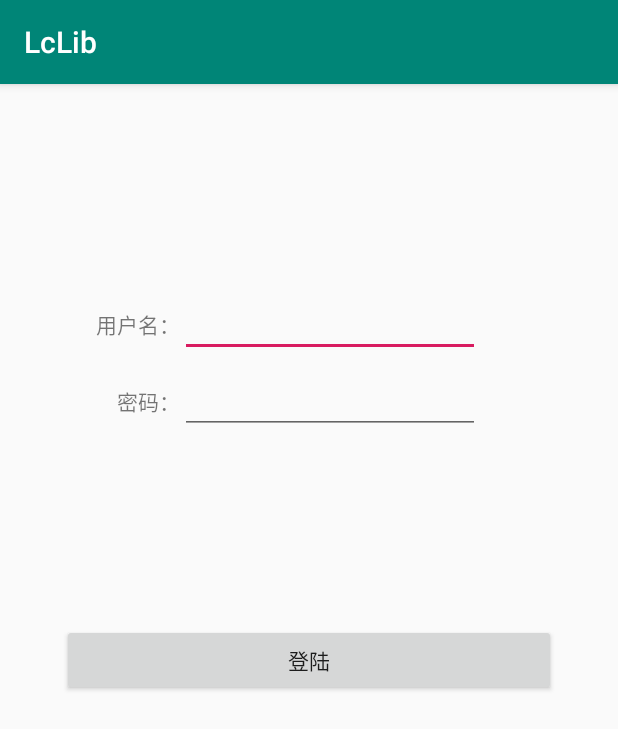
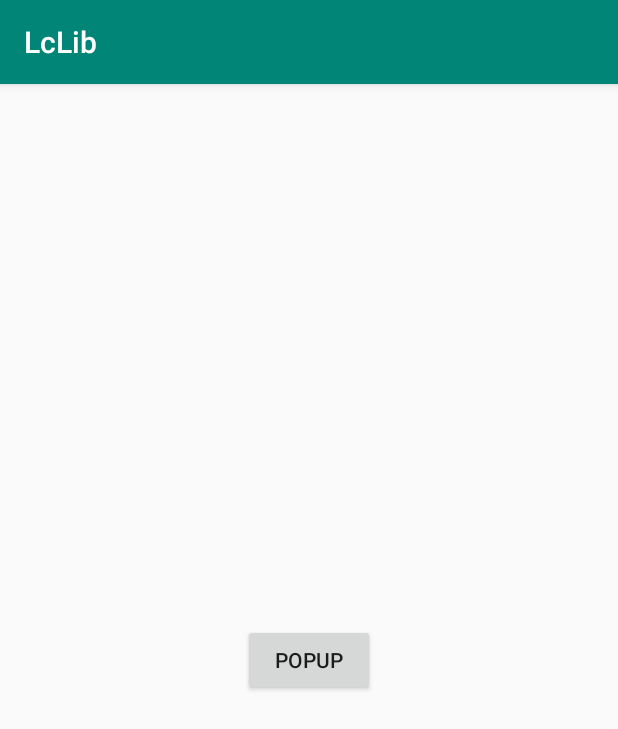
Before and after one commit to tangtingyun/LcLib, an Android app: the screen it shows after launch (LoginActivity before the commit, WorkActivity after it), on a phone screen of 412 x 824 dp. Shown: the top 729 px of the screen. Run offline under Robolectric (Android 15) with nearby library versions, the phone set to English and light mode, and no system bars.

Commit message:
写着玩

```diff
--- a/app/src/main/AndroidManifest.xml
+++ b/app/src/main/AndroidManifest.xml
@@ -12,15 +12,15 @@
         android:roundIcon="@mipmap/ic_launcher_round"
         android:supportsRtl="true"
         android:theme="@style/AppTheme">
-        <activity android:name=".LoginActivity">
+        <activity android:name=".work.WorkActivity">
             <intent-filter>
                 <action android:name="android.intent.action.MAIN" />
 
                 <category android:name="android.intent.category.LAUNCHER" />
             </intent-filter>
         </activity>
-        <activity android:name=".ConstrainTestActivity">
-        </activity>
+        <activity android:name=".LoginActivity"></activity>
+        <activity android:name=".ConstrainTestActivity"></activity>
         <activity android:name=".jetpack.LifecycleActivity" />
         <activity android:name=".MainActivity" />
 
--- /dev/null
+++ b/app/src/main/java/com/step/lclib/work/AppConstant.kt
@@ -0,0 +1,5 @@
+package com.step.lclib.work
+
+object AppConstant {
+    const val TAG = "AppConstant"
+}
--- /dev/null
+++ b/app/src/main/java/com/step/lclib/work/WorkActivity.kt
@@ -0,0 +1,63 @@
+package com.step.lclib.work
+
+import android.os.Bundle
+import android.os.Handler
+import android.os.Looper
+import android.util.Log
+import androidx.appcompat.app.AppCompatActivity
+import com.step.lclib.R
+import com.step.lclib.databinding.ActivityWorkBinding
+
+
+class WorkActivity : AppCompatActivity() {
+
+    private var mainHandler = Handler(Looper.getMainLooper())
+
+    private lateinit var binding: ActivityWorkBinding
+
+    override fun onCreate(savedInstanceState: Bundle?) {
+        super.onCreate(savedInstanceState)
+        binding = ActivityWorkBinding.inflate(layoutInflater)
+        setContentView(binding.root)
+
+        if (savedInstanceState == null) {
+            val bundle = Bundle()
+            bundle.putInt("some_int", 0)
+            supportFragmentManager.beginTransaction()
+                .setReorderingAllowed(true)
+                .add(R.id.btn_dialog_cancel, BizDialogFragment::class.java, Bundle())
+                .commit()
+
+
+        }
+
+
+
+        binding.btnPopup.setOnClickListener {
+            var bizDialogFragment = BizDialogFragment()
+            bizDialogFragment.show(supportFragmentManager, BizDialogFragment.TAG)
+
+            Log.e(AppConstant.TAG, "onCreate: ${bizDialogFragment.isAdded}")
+            Log.e(
+                AppConstant.TAG,
+                "onCreate: ${supportFragmentManager.findFragmentByTag(BizDialogFragment.TAG)}"
+            )
+
+            mainHandler.post {
+                Log.e(
+                    AppConstant.TAG,
+                    "getMainThreadExecutor: ${bizDialogFragment.isAdded}"
+                )
+
+                Log.e(
+                    AppConstant.TAG,
+                    "getMainThreadExecutor: ${
+                        supportFragmentManager.findFragmentByTag(
+                            BizDialogFragment.TAG
+                        )
+                    }"
+                )
+            }
+        }
+    }
+}
--- /dev/null
+++ b/app/src/main/res/drawable/btn_bg_select.xml
@@ -0,0 +1,6 @@
+<?xml version="1.0" encoding="utf-8"?>
+<selector xmlns:android="http://schemas.android.com/apk/res/android">
+
+    <item android:drawable="@color/color_50_pure_black" android:state_enabled="false" />
+    <item android:drawable="@color/color_blue" />
+</selector>
--- a/app/src/main/res/layout/activity_login.xml
+++ b/app/src/main/res/layout/activity_login.xml
@@ -52,6 +52,7 @@
         android:id="@+id/btn_login"
         android:layout_width="0dp"
         android:layout_height="wrap_content"
+        android:background="@drawable/btn_bg_select"
         android:text="登陆"
         app:layout_constraintBottom_toBottomOf="parent"
         app:layout_constraintLeft_toLeftOf="parent"
--- /dev/null
+++ b/app/src/main/res/layout/activity_work.xml
@@ -0,0 +1,19 @@
+<?xml version="1.0" encoding="utf-8"?>
+<androidx.constraintlayout.widget.ConstraintLayout xmlns:android="http://schemas.android.com/apk/res/android"
+    xmlns:app="http://schemas.android.com/apk/res-auto"
+    xmlns:tools="http://schemas.android.com/tools"
+    android:layout_width="match_parent"
+    android:layout_height="match_parent"
+    tools:context=".work.WorkActivity">
+
+    <Button
+        android:id="@+id/btn_popup"
+        android:layout_width="wrap_content"
+        android:layout_height="wrap_content"
+        android:text="popup"
+        app:layout_constraintBottom_toBottomOf="parent"
+        app:layout_constraintLeft_toLeftOf="parent"
+        app:layout_constraintRight_toRightOf="parent"
+        app:layout_constraintTop_toTopOf="parent" />
+
+</androidx.constraintlayout.widget.ConstraintLayout>
--- a/build.gradle
+++ b/build.gradle
@@ -8,7 +8,7 @@ buildscript {
 
     }
     dependencies {
-        classpath 'com.android.tools.build:gradle:3.5.0'
+        classpath 'com.android.tools.build:gradle:4.1.3'
         classpath "org.jetbrains.kotlin:kotlin-gradle-plugin:$kotlin_version"
         // NOTE: Do not place your application dependencies here; they belong
         // in the individual module build.gradle files
```
Also changed, not shown: app/build.gradle (+14 -0 lines), app/src/main/java/com/step/lclib/LoginActivity.kt (+35 -1 lines), app/src/main/java/com/step/lclib/work/App.kt (added, +15 -0 lines), app/src/main/java/com/step/lclib/work/BizDialogFragment.kt (added, +63 -0 lines), app/src/main/java/com/step/lclib/work/DownLoadManager.kt (added, +100 -0 lines), app/src/main/java/com/step/lclib/work/Handler2Suspend.kt (added, +17 -0 lines), app/src/main/java/com/step/lclib/work/Pref.kt (added, +7 -0 lines), app/src/main/java/com/step/lclib/work/TransitionCase.kt (added, +14 -0 lines), gradle/wrapper/gradle-wrapper.properties.
